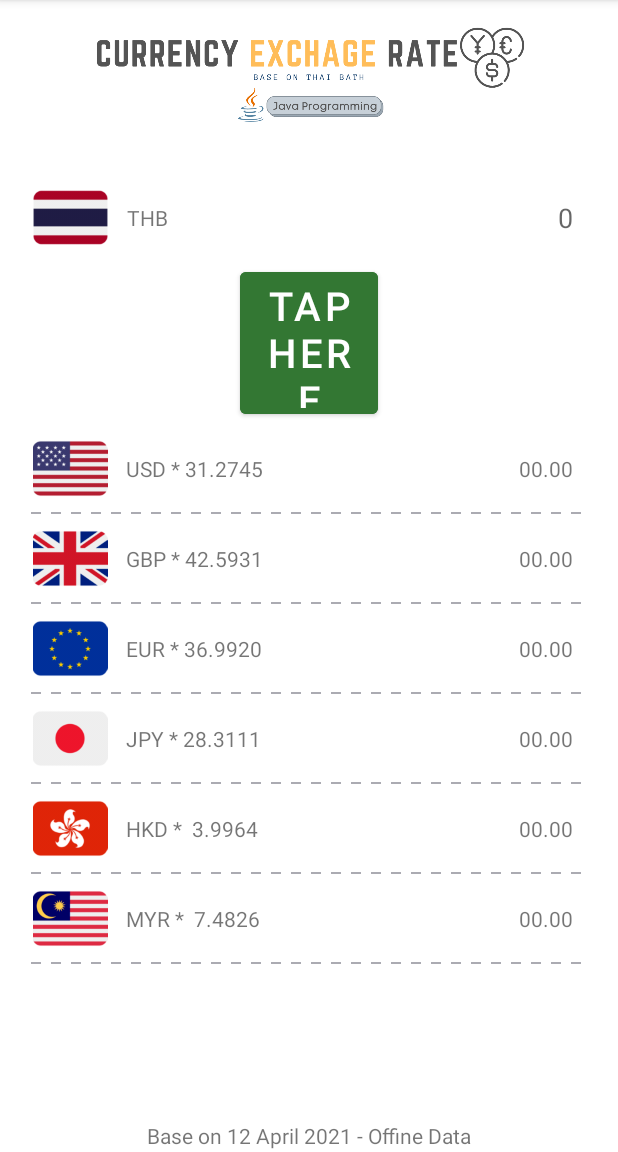
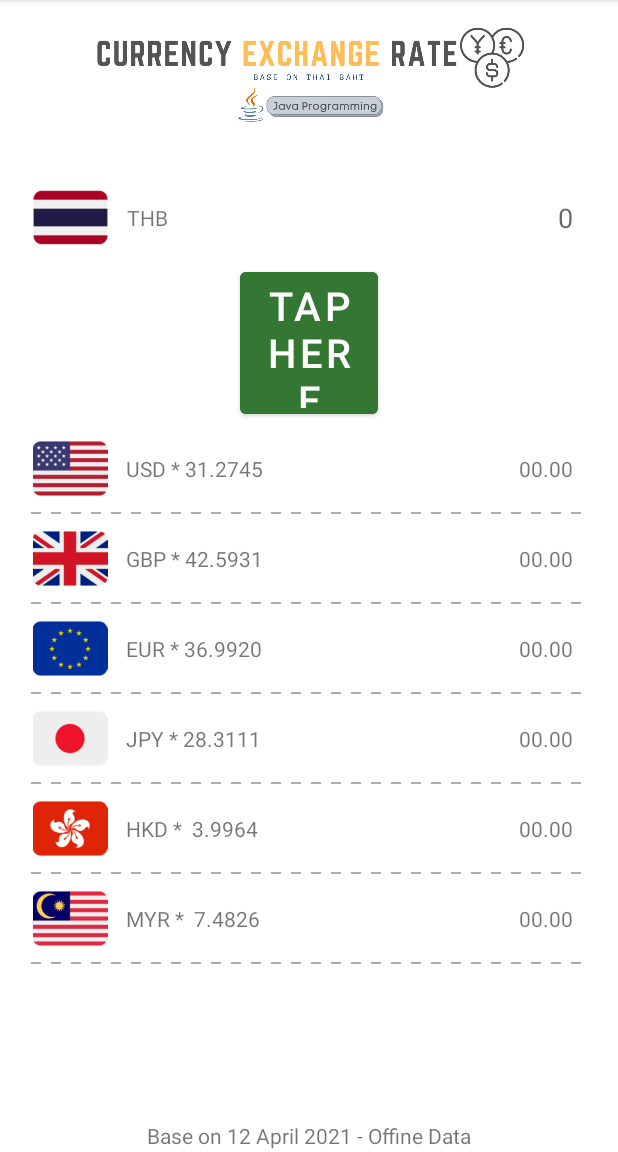
Before and after one commit to prechak/ExchageRateJava, an Android app: the screen it shows after launch (MainActivity), on a phone screen of 412 x 824 dp, the part 84-1236 px from its top. Run offline under Robolectric (Android 15) with nearby library versions, the phone set to English and light mode, and no system bars.

Commit message:
header-change

```diff
--- a/app/src/main/res/layout/activity_main.xml
+++ b/app/src/main/res/layout/activity_main.xml
@@ -11,7 +11,7 @@
         android:layout_width="match_parent"
         android:layout_height="100dp"
         android:background="#ffffff"
-        app:srcCompat="@drawable/header_java2" />
+        app:srcCompat="@drawable/header_java4" />
 
     <LinearLayout
         android:layout_width="match_parent"
```
Also changed, not shown: app/src/main/res/drawable-v24/header_java3.png (added), app/src/main/res/drawable-v24/header_java4.png (added).
